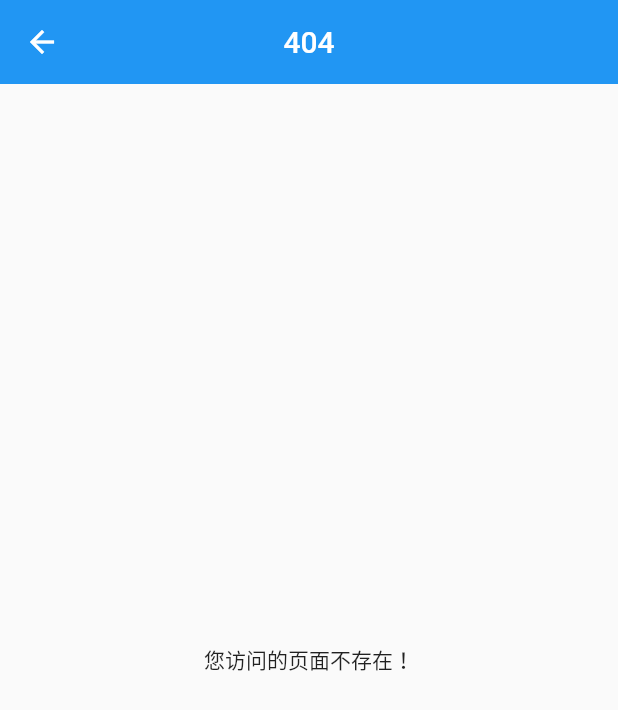
After one commit to MooZiXiao/moo_zf_flutter, a Flutter app: the NotFoundPage screen opened directly, on a phone screen of 412 x 824 dp. The commit adds this screen. Shown: the top 710 px of the screen. Run offline on Flutter 3.47's test engine with Material 2 defaults, Android fonts, the phone set to English and light mode, and no system bars; our stand-ins replace fluro; statements that could not run were skipped.

Commit message:
路由优化

```diff
--- a/lib/main.dart
+++ b/lib/main.dart
@@ -1,19 +1,19 @@
+import 'package:fluro/fluro.dart';
 import 'package:flutter/material.dart';
-import 'package:moo_zf_flutter/pages/home/index.dart';
+import 'package:moo_zf_flutter/pages/login/index.dart';
+import 'package:moo_zf_flutter/routes.dart';
 
 void main() => runApp(MyApp());
 
-class MyApp extends StatefulWidget {
-  @override
-  _MyAppState createState() => _MyAppState();
-}
-
-class _MyAppState extends State<MyApp> {
+class MyApp extends StatelessWidget {
   @override
   Widget build(BuildContext context) {
+    Router router = Router();
+    Routes.configureRoutes(router);
     return MaterialApp(
       title: 'Moo zf',
-      home: HomePage(),
+      home: LoginPage(),
+      onGenerateRoute: router.generator,
     );
   }
 }
--- /dev/null
+++ b/lib/pages/notFound.dart
@@ -0,0 +1,19 @@
+import 'package:flutter/material.dart';
+
+class NotFoundPage extends StatelessWidget {
+  @override
+  Widget build(BuildContext context) {
+    return Scaffold(
+      appBar: AppBar(
+        title: Text('404'),
+        centerTitle: true,
+        elevation: 0.0,
+      ),
+      body: Center(
+        child: Text(
+          '您访问的页面不存在！'
+        ),
+      ),
+    );
+  }
+}
```
Also changed, not shown: lib/pages/home/index.dart (+16 -0 lines), lib/pages/login/index.dart (added, +19 -0 lines), lib/routes.dart (added, +28 -0 lines), pubspec.lock, pubspec.yaml (line endings or trailing spaces).
